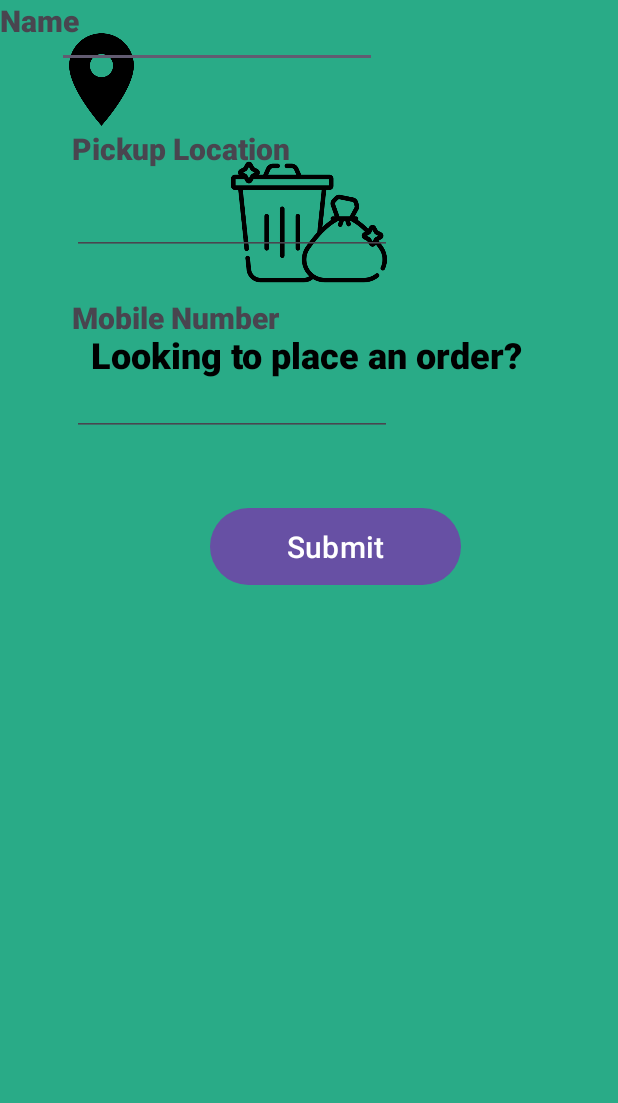
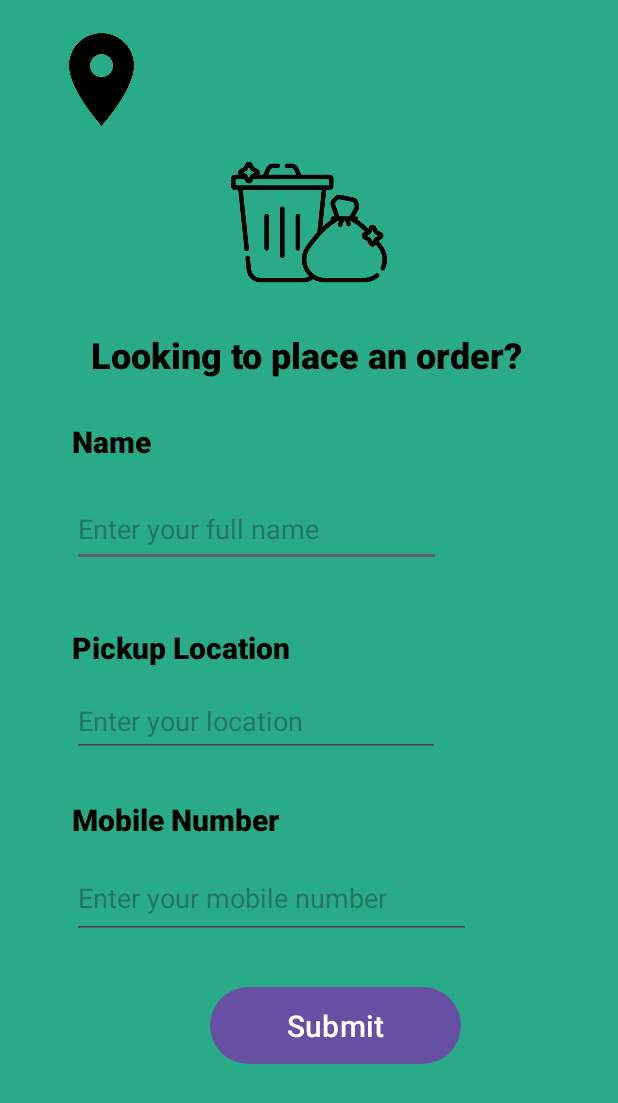
Before and after one commit to rKuria/GarbageRequest, an Android app: the Orders screen opened directly, with no data from a screen before it, on a phone screen of 412 x 824 dp. Shown: the top 1103 px of the screen. Run offline under Robolectric (Android 15) with nearby library versions, the phone set to English and light mode, and no system bars.

Commit message:
9:47am edits

```diff
--- a/app/src/main/java/com/example/garbageapp1/SignUp.java
+++ b/app/src/main/java/com/example/garbageapp1/SignUp.java
@@ -38,6 +38,7 @@ public class SignUp extends AppCompatActivity {
         tv_name = findViewById(R.id.tv_name);
         tv_email = findViewById(R.id.tv_email);
         tv_password = findViewById(R.id.tv_password);
+       // res_but = findViewById(R.id.res_but);
 
 
         //button listeners
--- a/app/src/main/res/layout/activity_company_dash1.xml
+++ b/app/src/main/res/layout/activity_company_dash1.xml
@@ -29,7 +29,7 @@
         app:srcCompat="@drawable/garbage" />
 
     <TextView
-        android:id="@+id/textView"
+        android:id="@+id/c_dashHead"
         android:layout_width="295dp"
         android:layout_height="63dp"
         android:layout_marginStart="30dp"
@@ -57,7 +57,7 @@
         android:textColor="@color/black"
         android:textSize="16sp"
         app:layout_constraintStart_toStartOf="parent"
-        app:layout_constraintTop_toBottomOf="@+id/textView" />
+        app:layout_constraintTop_toBottomOf="@+id/c_dashHead" />
 
     <ImageView
         android:id="@+id/imageView5"
--- a/app/src/main/res/layout/activity_orders.xml
+++ b/app/src/main/res/layout/activity_orders.xml
@@ -57,23 +57,26 @@
         android:id="@+id/order_name"
         android:layout_width="102dp"
         android:layout_height="31dp"
+        android:layout_marginStart="48dp"
+        android:layout_marginTop="28dp"
         android:fontFamily="sans-serif-black"
         android:text="Name"
+        android:textColor="@color/black"
         android:textSize="20sp"
-        tools:layout_editor_absoluteX="50dp"
-        tools:layout_editor_absoluteY="282dp" />
+        app:layout_constraintStart_toStartOf="parent"
+        app:layout_constraintTop_toBottomOf="@+id/textView3" />
 
     <EditText
         android:id="@+id/name_enter"
-        android:layout_width="wrap_content"
-        android:layout_height="wrap_content"
-        android:layout_marginEnd="132dp"
+        android:layout_width="246dp"
+        android:layout_height="50dp"
+        android:layout_marginStart="48dp"
+        android:layout_marginTop="16dp"
         android:ems="10"
+        android:hint="@string/OrderName"
         android:inputType="text"
-        app:layout_constraintEnd_toEndOf="@+id/view2"
-        app:layout_constraintHorizontal_bias="0.565"
         app:layout_constraintStart_toStartOf="parent"
-        tools:layout_editor_absoluteY="313dp" />
+        app:layout_constraintTop_toBottomOf="@+id/order_name" />
 
     <TextView
         android:id="@+id/order_location"
@@ -83,17 +86,19 @@
         android:layout_marginTop="40dp"
         android:fontFamily="sans-serif-black"
         android:text="Pickup Location"
+        android:textColor="@color/black"
         android:textSize="20sp"
         app:layout_constraintStart_toStartOf="parent"
         app:layout_constraintTop_toBottomOf="@+id/name_enter" />
 
     <EditText
         android:id="@+id/loc_enter"
-        android:layout_width="wrap_content"
-        android:layout_height="wrap_content"
+        android:layout_width="245dp"
+        android:layout_height="47dp"
         android:layout_marginStart="48dp"
         android:layout_marginTop="12dp"
         android:ems="10"
+        android:hint="@string/Location"
         android:inputType="text"
         app:layout_constraintStart_toStartOf="parent"
         app:layout_constraintTop_toBottomOf="@+id/order_location" />
@@ -106,17 +111,19 @@
         android:layout_marginTop="28dp"
         android:fontFamily="sans-serif-black"
         android:text="Mobile Number"
+        android:textColor="@color/black"
         android:textSize="20sp"
         app:layout_constraintStart_toStartOf="parent"
         app:layout_constraintTop_toBottomOf="@+id/loc_enter" />
 
     <EditText
         android:id="@+id/num_enter"
-        android:layout_width="wrap_content"
-        android:layout_height="wrap_content"
+        android:layout_width="266dp"
+        android:layout_height="54dp"
         android:layout_marginStart="48dp"
-        android:layout_marginTop="20dp"
+        android:layout_marginTop="12dp"
         android:ems="10"
+        android:hint="@string/MobileNumber"
         android:inputType="phone"
         app:layout_constraintStart_toStartOf="parent"
         app:layout_constraintTop_toBottomOf="@+id/order_number" />
@@ -126,7 +133,7 @@
         android:layout_width="167dp"
         android:layout_height="59dp"
         android:layout_marginStart="140dp"
-        android:layout_marginTop="44dp"
+        android:layout_marginTop="28dp"
         android:text="Submit"
         android:textSize="20sp"
         app:layout_constraintStart_toStartOf="parent"
--- a/app/src/main/res/layout/activity_sign_up.xml
+++ b/app/src/main/res/layout/activity_sign_up.xml
@@ -139,8 +139,8 @@
 
     <RadioButton
         android:id="@+id/comp_but"
-        android:layout_width="wrap_content"
-        android:layout_height="wrap_content"
+        android:layout_width="104dp"
+        android:layout_height="45dp"
         android:layout_marginEnd="37dp"
         android:text="Company"
         app:layout_constraintEnd_toEndOf="parent"
--- a/app/src/main/res/values/strings.xml
+++ b/app/src/main/res/values/strings.xml
@@ -5,4 +5,7 @@
     <string name="Password">Enter password</string>
     <string name="LoginEmail">Enter email</string>
     <string name="LoginPassword">Enter password</string>
+    <string name="OrderName">Enter your full name</string>
+    <string name="Location">Enter your location</string>
+    <string name="MobileNumber">Enter your mobile number</string>
 </resources>
```
Also changed, not shown: app/src/main/java/com/example/garbageapp1/UserModel.java (+14 -1 lines), app/src/main/res/layout/activity_login.xml (+9 -7 lines), app/src/main/res/drawable/logo.png (added), app/src/main/res/drawable/logo1.jpg (added).
